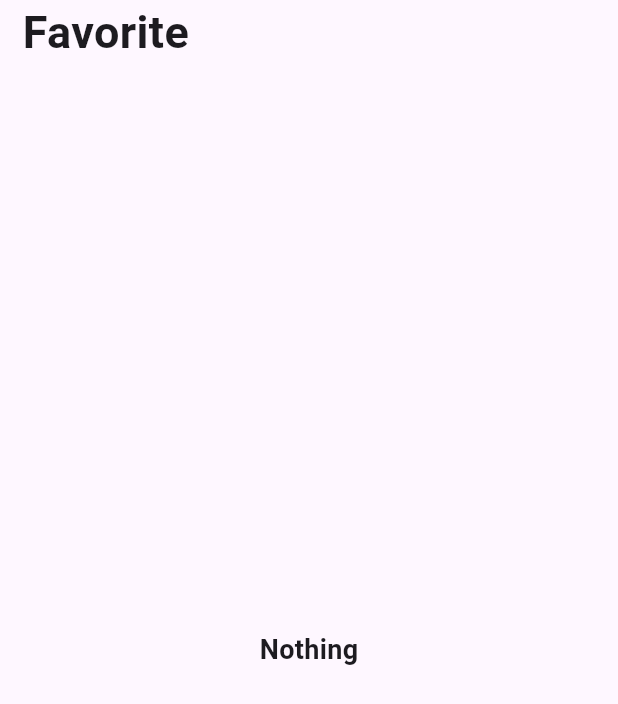
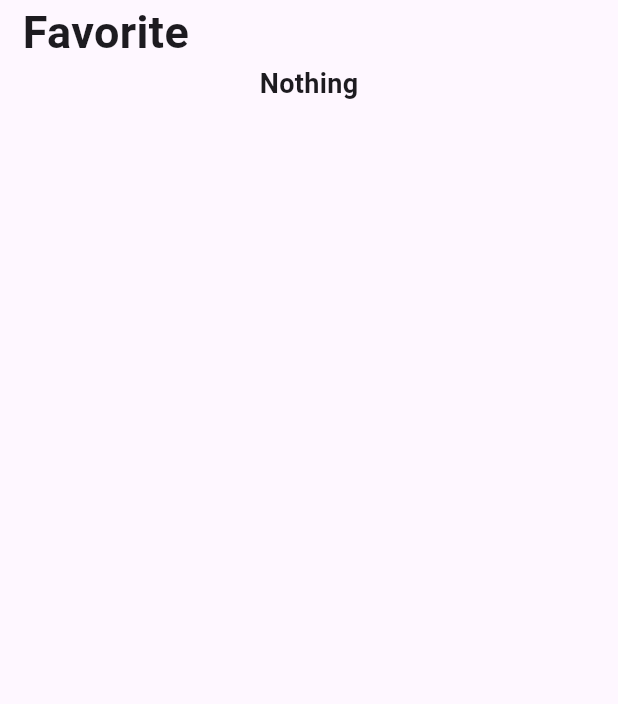
Before and after one commit to Micc1234/Cache-Music-Player, a Flutter app: the FavoritePage screen opened directly, on a phone screen of 412 x 824 dp. Shown: the top 704 px of the screen. Run offline on Flutter 3.47's test engine with Material 3 defaults, Android fonts, the phone set to English and light mode, and no system bars; network calls fail.

Commit message:
fixing and refactoring some code

```diff
--- a/lib/screens/favorite_page.dart
+++ b/lib/screens/favorite_page.dart
@@ -7,7 +7,8 @@ class FavoritePage extends StatelessWidget {
   @override
   Widget build(BuildContext context) {
     return Scaffold(
-        body: Column(
+        body: SingleChildScrollView(
+      child: Column(
         children: [
           Padding(
             padding: const EdgeInsets.fromLTRB(15, 0, 15, 0),
@@ -20,8 +21,9 @@ class FavoritePage extends StatelessWidget {
               ],
             ),
           ),
-        Expanded(child: FavoriteList()),
+          FavoriteList(),
         ],
+      ),
     ));
   }
 }
--- a/lib/widgets/favorite_list.dart
+++ b/lib/widgets/favorite_list.dart
@@ -21,10 +21,8 @@ class FavoriteList extends StatelessWidget {
               ),
             ),
           )
-        : ListView.builder(
-            itemCount: favoriteList.length,
-            itemBuilder: (context, index) {
-              final music = favoriteList[index];
+        : Column(
+            children: favoriteList.map((music) {
               return MusicTile(
                 music: music,
                 favButtonFunc: () {
@@ -36,7 +34,7 @@ class FavoriteList extends StatelessWidget {
                 },
                 colorFunc: context.read<DataProvider>().colorFunc(music),
               );
-            },
+            }).toList(),
           );
   }
 }
--- a/lib/widgets/music_list.dart
+++ b/lib/widgets/music_list.dart
@@ -20,7 +20,6 @@ class MusicList extends StatelessWidget {
                       } else {
                         context.read<DataProvider>().removeFromFav(music);
                       }
-                      ;
                     },
                     colorFunc: context.read<DataProvider>().colorFunc(music),
                   );
```
Also changed, not shown: lib/screens/home_page.dart (+3 -22 lines), lib/widgets/title_text.dart (added, +21 -0 lines). Lines whose indentation alone changed are shown as unchanged.
